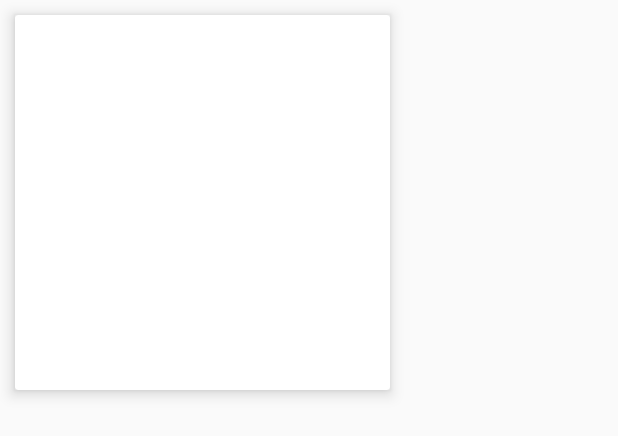
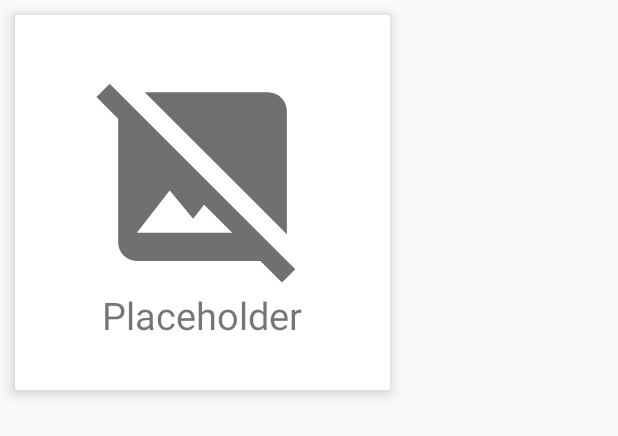
Before and after one commit to jodi-dev/witchy-brews, an Android app: the layout recyclercard.xml on its own in the app's theme, with its tools: preview values and no code run, on a phone screen of 412 x 824 dp. Shown: the top 436 px of the screen. Run offline under Robolectric (Android 15) with nearby library versions, the phone set to English and light mode, and no system bars; Roboto replaces fonts that are not available here.

Commit message:
added placeholder to cardview

```diff
--- /dev/null
+++ b/app/WitchyBrews/app/src/main/res/drawable/ic_baseline_image_not_supported_24.xml
@@ -0,0 +1,5 @@
+<vector android:height="24dp" android:tint="#707070"
+    android:viewportHeight="24" android:viewportWidth="24"
+    android:width="24dp" xmlns:android="http://schemas.android.com/apk/res/android">
+    <path android:fillColor="@android:color/white" android:pathData="M21.9,21.9l-8.49,-8.49l0,0L3.59,3.59l0,0L2.1,2.1L0.69,3.51L3,5.83V19c0,1.1 0.9,2 2,2h13.17l2.31,2.31L21.9,21.9zM5,18l3.5,-4.5l2.5,3.01L12.17,15l3,3H5zM21,18.17L5.83,3H19c1.1,0 2,0.9 2,2V18.17z"/>
+</vector>
--- a/app/WitchyBrews/app/src/main/res/layout/recyclercard.xml
+++ b/app/WitchyBrews/app/src/main/res/layout/recyclercard.xml
@@ -8,4 +8,26 @@
     android:id="@+id/recycler_card"
     app:cardElevation="6dp">
 
+    <LinearLayout
+        android:layout_width="match_parent"
+        android:layout_height="match_parent"
+        android:orientation="vertical"
+        android:layout_gravity="center_vertical|center_horizontal"
+        android:gravity="center"
+        android:background="@color/white"
+        android:padding="5dp">
+
+        <ImageView
+            android:layout_width="150dp"
+            android:layout_height="150dp"
+            android:src="@drawable/ic_baseline_image_not_supported_24"/>
+        <TextView
+            android:layout_width="wrap_content"
+            android:layout_height="wrap_content"
+            android:text="Placeholder"
+            android:textSize="25sp"/>
+
+    </LinearLayout>
+
+
 </androidx.cardview.widget.CardView>
```
